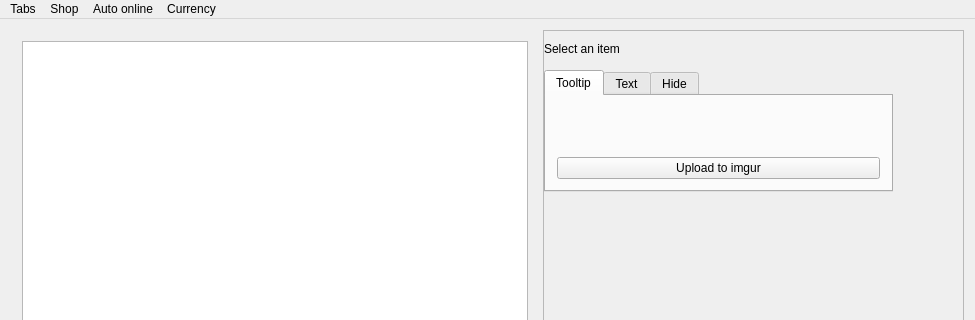
This is forms/mainwindow.ui in xyzz/acquisition as Qt 5 draws it before an edit; both pictures show x 0 to 975 and y 0 to 320 of the 975 by 715 pixel window. The edited form follows.
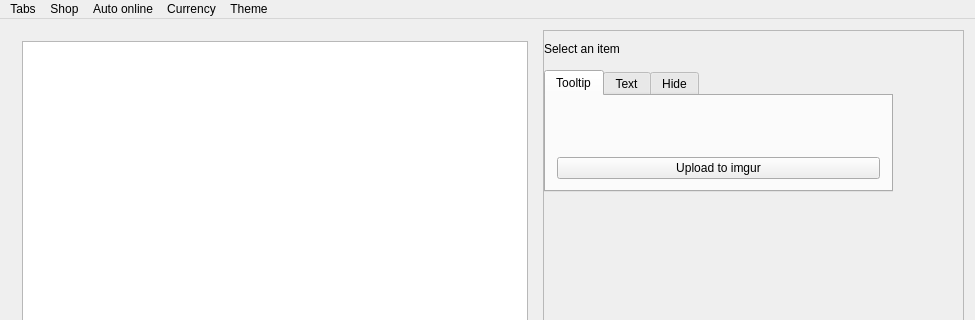
This is the edited form.

Commit message: Add dark theme

Patch:
```diff
--- a/forms/mainwindow.ui
+++ b/forms/mainwindow.ui
@@ -335,10 +335,18 @@
     <addaction name="actionList_currency"/>
     <addaction name="actionExport_currency"/>
    </widget>
+   <widget class="QMenu" name="menuTheme">
+    <property name="title">
+     <string>Theme</string>
+    </property>
+    <addaction name="actionDark"/>
+    <addaction name="actionLight"/>
+   </widget>
    <addaction name="menuItems"/>
    <addaction name="menuShop"/>
    <addaction name="menuAuto_online"/>
    <addaction name="menuCurrency"/>
+   <addaction name="menuTheme"/>
   </widget>
   <widget class="QStatusBar" name="statusBar"/>
   <action name="actionForum_shop_thread">
```
Left out of the diff: 16 changed lines with no effect on the pictures. The commit also changes 47 other files.
